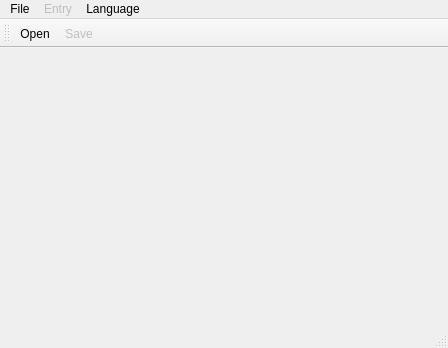
NileET/Qt-CourseProject-Semester-4, file mainwindow.ui: the form before one commit.
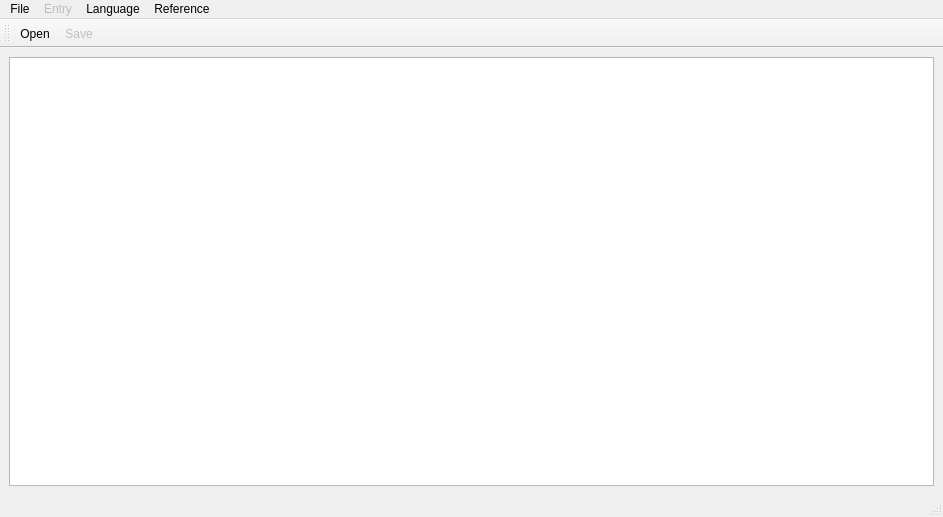
The form after the commit. Icons and pictures are not drawn.

Commit message: Изменен способ хранения данных. Создан класс TableModel и частично реализован. Созданно диалоговое окно "О программе" в классе AboutProgram

Diff of the .ui file:
```diff
--- a/mainwindow.ui
+++ b/mainwindow.ui
@@ -6,20 +6,32 @@
    <rect>
     <x>0</x>
     <y>0</y>
-    <width>448</width>
-    <height>348</height>
+    <width>943</width>
+    <height>517</height>
    </rect>
   </property>
+  <property name="sizePolicy">
+   <sizepolicy hsizetype="Expanding" vsizetype="Expanding">
+    <horstretch>0</horstretch>
+    <verstretch>0</verstretch>
+   </sizepolicy>
+  </property>
   <property name="windowTitle">
    <string>MainWindow</string>
   </property>
-  <widget class="QWidget" name="centralwidget"/>
+  <widget class="QWidget" name="centralwidget">
+   <layout class="QGridLayout" name="gridLayout">
+    <item row="0" column="0">
+     <widget class="QTableView" name="tableView"/>
+    </item>
+   </layout>
+  </widget>
   <widget class="QMenuBar" name="menubar">
    <property name="geometry">
     <rect>
      <x>0</x>
      <y>0</y>
-     <width>448</width>
+     <width>943</width>
      <height>25</height>
     </rect>
    </property>
@@ -49,9 +61,16 @@
      <string>Language</string>
     </property>
    </widget>
+   <widget class="QMenu" name="menuReference">
+    <property name="title">
+     <string>Reference</string>
+    </property>
+    <addaction name="actionAboutProgramm"/>
+   </widget>
    <addaction name="menuFile"/>
    <addaction name="menuEntry"/>
    <addaction name="menuLanguage"/>
+   <addaction name="menuReference"/>
   </widget>
   <widget class="QStatusBar" name="statusbar"/>
   <widget class="QToolBar" name="toolBar">
```
Left out of the diff: 17 changed lines with no effect on the pictures. The commit also changes 8 other files.
